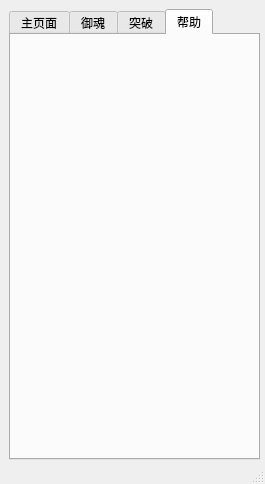
Before: the Qt Designer form yyswindow.ui in huangyisan/yys_assistant, drawn with Qt 5.
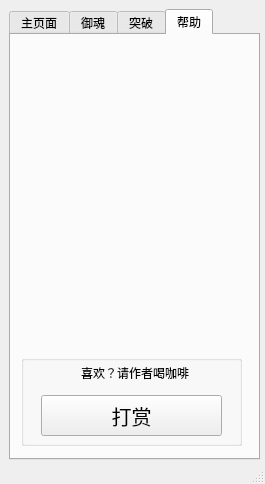
After: the same form once the commit is applied. The open tabs and pages were chosen to show the change.

Patch:
```diff
--- a/yyswindow.ui
+++ b/yyswindow.ui
@@ -726,6 +726,58 @@
      <attribute name="title">
       <string>帮助</string>
      </attribute>
+     <widget class="QGroupBox" name="groupBox_4">
+      <property name="geometry">
+       <rect>
+        <x>10</x>
+        <y>320</y>
+        <width>221</width>
+        <height>91</height>
+       </rect>
+      </property>
+      <property name="font">
+       <font>
+        <weight>50</weight>
+        <bold>false</bold>
+       </font>
+      </property>
+      <property name="title">
+       <string/>
+      </property>
+      <widget class="QPushButton" name="btn_donate">
+       <property name="geometry">
+        <rect>
+         <x>20</x>
+         <y>40</y>
+         <width>181</width>
+         <height>41</height>
+        </rect>
+       </property>
+       <property name="font">
+        <font>
+         <pointsize>15</pointsize>
+         <weight>50</weight>
+         <bold>false</bold>
+        </font>
+       </property>
+       <property name="text">
+        <string>打赏</string>
+       </property>
+      </widget>
+      <widget class="QLabel" name="label_4">
+       <property name="geometry">
+        <rect>
+         <x>60</x>
+         <y>10</y>
+         <width>111</width>
+         <height>16</height>
+        </rect>
+       </property>
+       <property name="text">
+        <string>喜欢？请作者喝咖啡</string>
+       </property>
+      </widget>
+     </widget>
     </widget>
    </widget>
   </widget>
```
Left out of the diff: 4 changed lines with no effect on the pictures.
